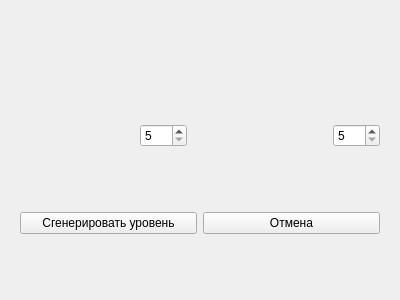
First picture: the form in generatelevel.ui, repository moevm/gui-1h2017-08, before the edit.
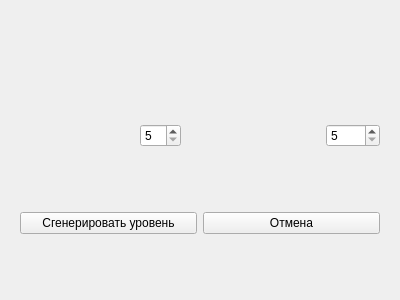
Second picture: the form after the edit.

```diff
--- a/generatelevel.ui
+++ b/generatelevel.ui
@@ -113,7 +113,7 @@
            <number>5</number>
           </property>
           <property name="maximum">
-           <number>999</number>
+           <number>99</number>
           </property>
           <property name="singleStep">
            <number>2</number>
@@ -152,7 +152,7 @@
            <number>5</number>
           </property>
           <property name="maximum">
-           <number>999</number>
+           <number>1000</number>
           </property>
           <property name="singleStep">
            <number>2</number>
```
Left out of the diff: 4 changed lines with no effect on the pictures.
